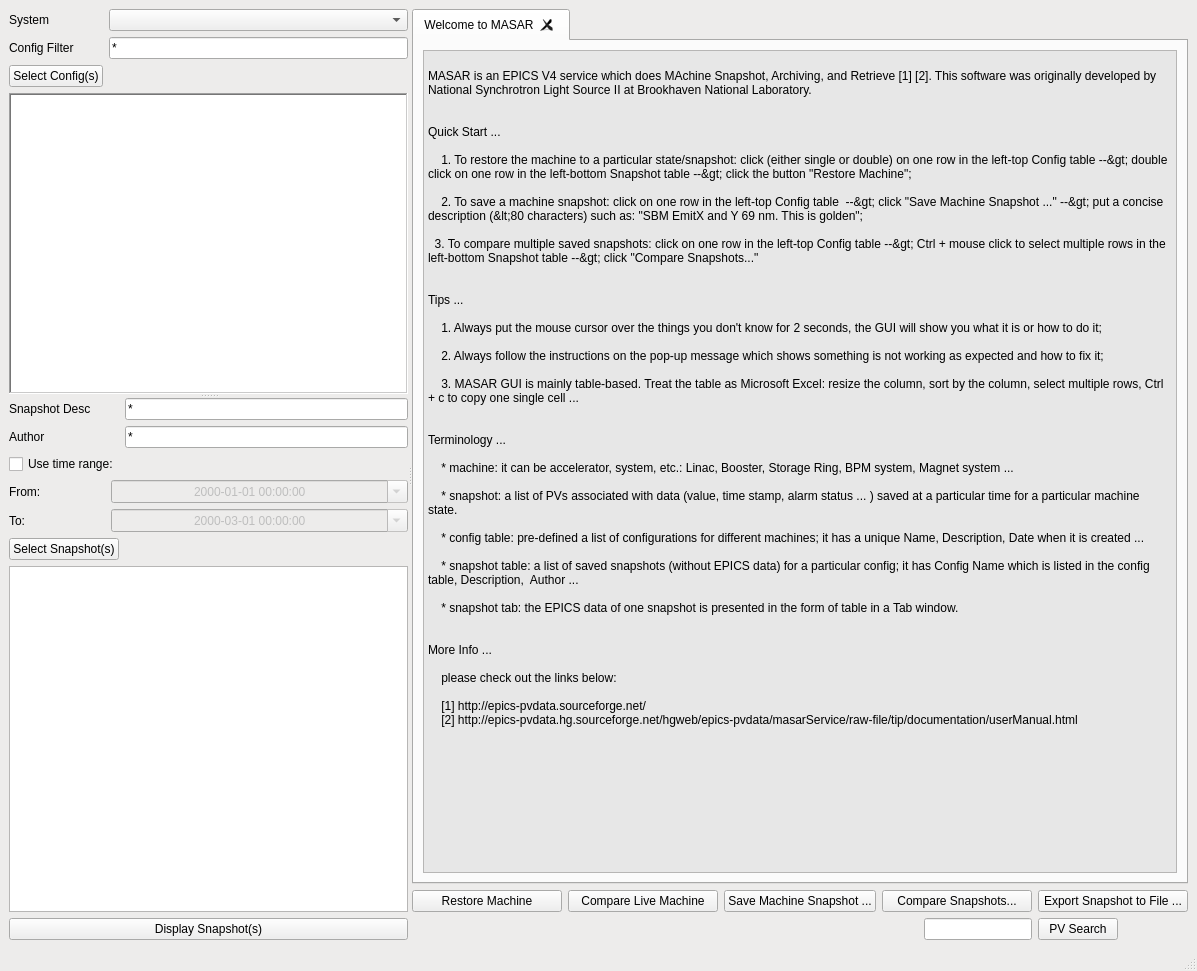
Above: python/masarclient/ui/ui_masar.ui from NSLS-II/masarUI before the change. Below: the same form after it.
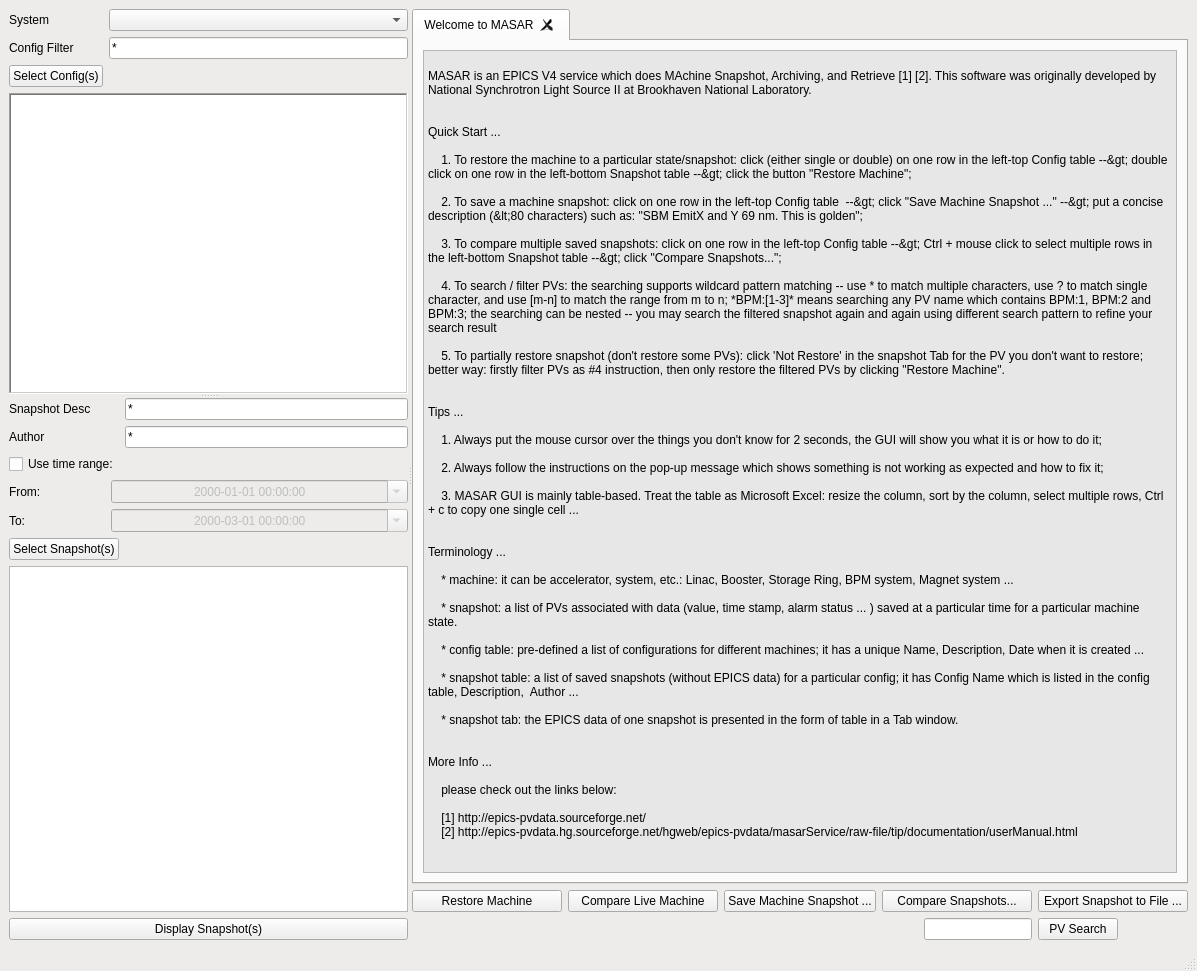
That is the form after the change. Icons and pictures are not drawn.

Commit message: keep original snapshot ID in the filterSnapshotTab; instruction update

The edit to the form file:
```diff
--- a/python/masarclient/ui/ui_masar.ui
+++ b/python/masarclient/ui/ui_masar.ui
@@ -527,7 +527,11 @@
     
     2. To save a machine snapshot: click on one row in the left-top Config table  --&gt; click &quot;Save Machine Snapshot ...&quot; --&gt; put a concise description (&lt;80 characters) such as: &quot;SBM EmitX and Y 69 nm. This is golden&quot;;
 
-  3. To compare multiple saved snapshots: click on one row in the left-top Config table --&gt; Ctrl + mouse click to select multiple rows in the left-bottom Snapshot table --&gt; click &quot;Compare Snapshots...&quot;
+    3. To compare multiple saved snapshots: click on one row in the left-top Config table --&gt; Ctrl + mouse click to select multiple rows in the left-bottom Snapshot table --&gt; click &quot;Compare Snapshots...&quot;;
+
+    4. To search / filter PVs: the searching supports wildcard pattern matching -- use * to match multiple characters, use ? to match single character, and use [m-n] to match the range from m to n; *BPM:[1-3]* means searching any PV name which contains BPM:1, BPM:2 and BPM:3; the searching can be nested -- you may search the filtered snapshot again and again using different search pattern to refine your search result 
+
+    5. To partially restore snapshot (don't restore some PVs): click 'Not Restore' in the snapshot Tab for the PV you don't want to restore; better way: firstly filter PVs as #4 instruction, then only restore the filtered PVs by clicking &quot;Restore Machine&quot;.
 
 
 Tips ...
```
Left out of the diff: 5 changed lines with no effect on the pictures. The commit also changes 2 other files.
